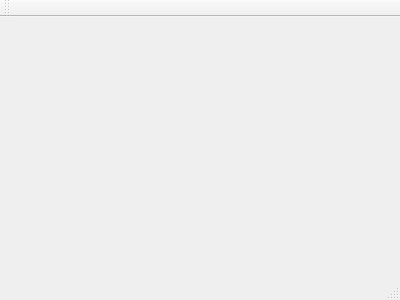
First picture: the form in mainwindow.ui, repository znso4/imageconverter, before the edit.
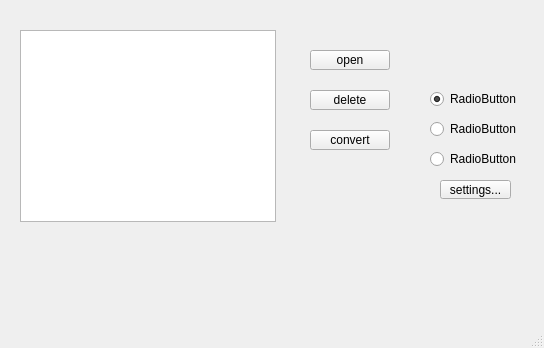
Second picture: the form after the edit.

```diff
--- a/mainwindow.ui
+++ b/mainwindow.ui
@@ -1,24 +1,151 @@
 <ui version="4.0">
  <class>MainWindow</class>
- <widget class="QMainWindow" name="MainWindow" >
-  <property name="geometry" >
+ <widget class="QMainWindow" name="MainWindow">
+  <property name="geometry">
    <rect>
     <x>0</x>
     <y>0</y>
-    <width>400</width>
-    <height>300</height>
+    <width>544</width>
+    <height>348</height>
    </rect>
   </property>
   <property name="windowTitle" >
    <string>MainWindow</string>
   </property>
-  <widget class="QMenuBar" name="menuBar" />
-  <widget class="QToolBar" name="mainToolBar" />
-  <widget class="QWidget" name="centralWidget" />
-  <widget class="QStatusBar" name="statusBar" />
+  <widget class="QWidget" name="centralWidget">
+   <widget class="QPushButton" name="pbAdd">
+    <property name="geometry">
+     <rect>
+      <x>310</x>
+      <y>50</y>
+      <width>80</width>
+      <height>20</height>
+     </rect>
+    </property>
+    <property name="text">
+     <string>open</string>
+    </property>
+   </widget>
+   <widget class="QPushButton" name="pbDelete">
+    <property name="geometry">
+     <rect>
+      <x>310</x>
+      <y>90</y>
+      <width>80</width>
+      <height>20</height>
+     </rect>
+    </property>
+    <property name="text">
+     <string>delete</string>
+    </property>
+   </widget>
+   <widget class="QToolButton" name="tbSettings">
+    <property name="geometry">
+     <rect>
+      <x>440</x>
+      <y>180</y>
+      <width>71</width>
+      <height>19</height>
+     </rect>
+    </property>
+    <property name="text">
+     <string>settings...</string>
+    </property>
+   </widget>
+   <widget class="QPushButton" name="pbStart">
+    <property name="geometry">
+     <rect>
+      <x>310</x>
+      <y>130</y>
+      <width>80</width>
+      <height>20</height>
+     </rect>
+    </property>
+    <property name="text">
+     <string>convert</string>
+    </property>
+   </widget>
+   <widget class="QListView" name="lvFiles">
+    <property name="geometry">
+     <rect>
+      <x>20</x>
+      <y>30</y>
+      <width>256</width>
+      <height>192</height>
+     </rect>
+    </property>
+    <property name="acceptDrops">
+     <bool>true</bool>
+    </property>
+    <property name="editTriggers">
+     <set>QAbstractItemView::NoEditTriggers</set>
+    </property>
+    <property name="dragDropMode">
+     <enum>QAbstractItemView::NoDragDrop</enum>
+    </property>
+    <property name="alternatingRowColors">
+     <bool>true</bool>
+    </property>
+    <property name="selectionMode">
+     <enum>QAbstractItemView::ContiguousSelection</enum>
+    </property>
+   </widget>
+   <widget class="QRadioButton" name="rbJpeg">
+    <property name="geometry">
+     <rect>
+      <x>430</x>
+      <y>90</y>
+      <width>91</width>
+      <height>18</height>
+     </rect>
+    </property>
+    <property name="text">
+     <string>RadioButton</string>
+    </property>
+    <property name="checked">
+     <bool>true</bool>
+    </property>
+   </widget>
+   <widget class="QRadioButton" name="rbPng">
+    <property name="geometry">
+     <rect>
+      <x>430</x>
+      <y>120</y>
+      <width>91</width>
+      <height>18</height>
+     </rect>
+    </property>
+    <property name="text">
+     <string>RadioButton</string>
+    </property>
+   </widget>
+   <widget class="QRadioButton" name="rbWebp">
+    <property name="geometry">
+     <rect>
+      <x>430</x>
+      <y>150</y>
+      <width>91</width>
+      <height>18</height>
+     </rect>
+    </property>
+    <property name="text">
+     <string>RadioButton</string>
+    </property>
+   </widget>
+  </widget>
+  <widget class="QMenuBar" name="menuBar">
+   <property name="geometry">
+    <rect>
+     <x>0</x>
+     <y>0</y>
+     <width>544</width>
+     <height>22</height>
+    </rect>
+   </property>
+  </widget>
+  <widget class="QStatusBar" name="statusBar"/>
  </widget>
- <layoutDefault spacing="6" margin="11" />
- <pixmapfunction></pixmapfunction>
+ <layoutdefault spacing="6" margin="11"/>
  <resources/>
  <connections/>
 </ui>
```
Left out of the diff: 45 changed lines with no effect on the pictures.
